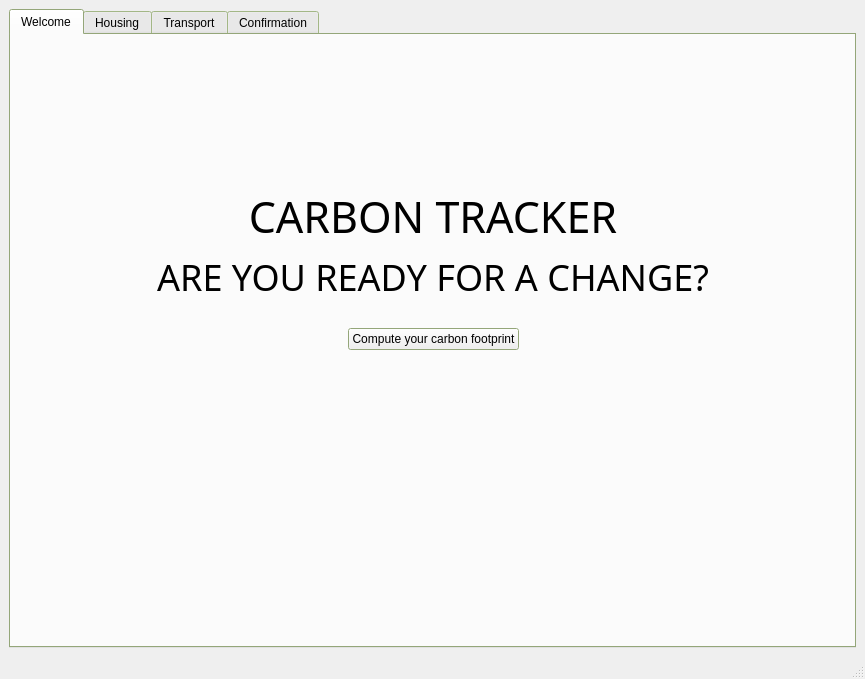
This is C201_NewBeginnings/newBeginnings/mainwindow.ui in cgneo/CarbonTracker as Qt 5 draws it before an edit. The edited form follows.
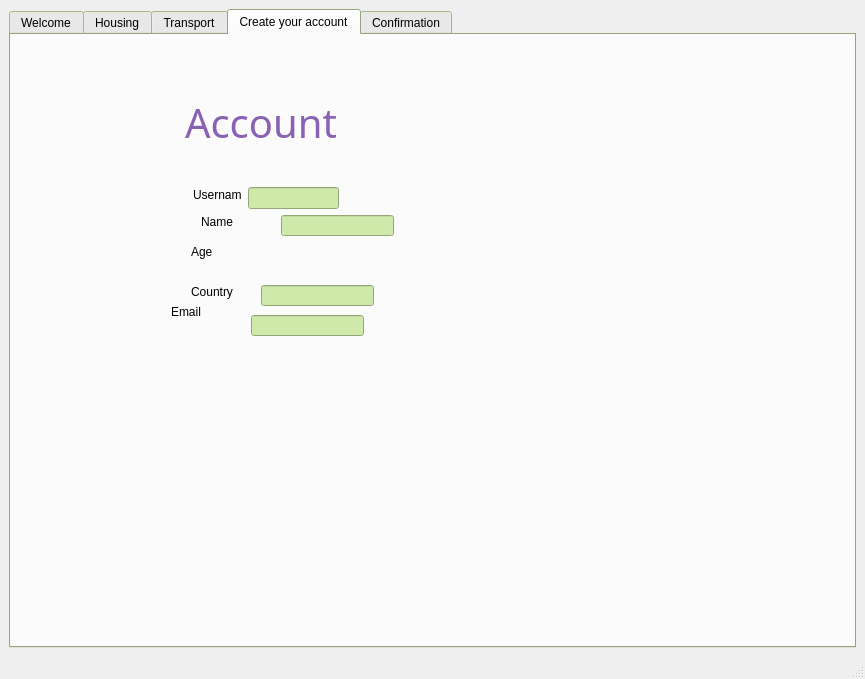
This is the edited form. The open tabs and pages were chosen to show the change.

Commit message: Warning message when no answer selected

Patch:
```diff
--- a/C201_NewBeginnings/newBeginnings/mainwindow.ui
+++ b/C201_NewBeginnings/newBeginnings/mainwindow.ui
@@ -14,8 +14,8 @@
    <string>MainWindow</string>
   </property>
   <widget class="QWidget" name="centralwidget">
-   <layout class="QGridLayout" name="gridLayout">
-    <item row="0" column="1">
+   <layout class="QGridLayout" name="gridLayout_10">
+    <item row="0" column="0">
      <widget class="QTabWidget" name="tabMain">
       <property name="palette">
        <palette>
@@ -88,7 +88,7 @@
        <attribute name="title">
         <string>Welcome</string>
        </attribute>
-       <layout class="QGridLayout" name="gridLayout_10">
+       <layout class="QGridLayout" name="gridLayout">
         <item row="0" column="0">
          <layout class="QVBoxLayout" name="verticalLayout_10">
           <item>
@@ -931,6 +931,138 @@
         </item>
        </layout>
       </widget>
+      <widget class="QWidget" name="tab_5">
+       <attribute name="title">
+        <string>Create your account</string>
+       </attribute>
+       <widget class="QLabel" name="label_27">
+        <property name="geometry">
+         <rect>
+          <x>150</x>
+          <y>60</y>
+          <width>200</width>
+          <height>49</height>
+         </rect>
+        </property>
+        <property name="font">
+         <font>
+          <family>Gill Sans</family>
+          <pointsize>30</pointsize>
+         </font>
+        </property>
+        <property name="text">
+         <string>&lt;html&gt;&lt;head/&gt;&lt;body&gt;&lt;p align=&quot;center&quot;&gt;&lt;span style=&quot; color:#8962b4;&quot;&gt;Account&lt;/span&gt;&lt;/p&gt;&lt;/body&gt;&lt;/html&gt;</string>
+        </property>
+        <property name="textFormat">
+         <enum>Qt::AutoText</enum>
+        </property>
+       </widget>
+       <widget class="QLabel" name="label_2">
+        <property name="geometry">
+         <rect>
+          <x>182</x>
+          <y>152</y>
+          <width>49</width>
+          <height>16</height>
+         </rect>
+        </property>
+        <property name="text">
+         <string>Username</string>
+        </property>
+       </widget>
+       <widget class="QLineEdit" name="lineEdit_2">
+        <property name="geometry">
+         <rect>
+          <x>270</x>
+          <y>180</y>
+          <width>113</width>
+          <height>21</height>
+         </rect>
+        </property>
+       </widget>
+       <widget class="QLineEdit" name="lineEdit_4">
+        <property name="geometry">
+         <rect>
+          <x>250</x>
+          <y>250</y>
+          <width>113</width>
+          <height>21</height>
+         </rect>
+        </property>
+       </widget>
+       <widget class="QLineEdit" name="lineEdit_5">
+        <property name="geometry">
+         <rect>
+          <x>240</x>
+          <y>280</y>
+          <width>113</width>
+          <height>21</height>
+         </rect>
+        </property>
+       </widget>
+       <widget class="QLabel" name="label_3">
+        <property name="geometry">
+         <rect>
+          <x>190</x>
+          <y>180</y>
+          <width>47</width>
+          <height>14</height>
+         </rect>
+        </property>
+        <property name="text">
+         <string>Name</string>
+        </property>
+       </widget>
+       <widget class="QLabel" name="label_4">
+        <property name="geometry">
+         <rect>
+          <x>180</x>
+          <y>210</y>
+          <width>47</width>
+          <height>14</height>
+         </rect>
+        </property>
+        <property name="text">
+         <string>Age</string>
+        </property>
+       </widget>
+       <widget class="QLabel" name="label_7">
+        <property name="geometry">
+         <rect>
+          <x>180</x>
+          <y>250</y>
+          <width>47</width>
+          <height>14</height>
+         </rect>
+        </property>
+        <property name="text">
+         <string>Country</string>
+        </property>
+       </widget>
+       <widget class="QLabel" name="label_8">
+        <property name="geometry">
+         <rect>
+          <x>160</x>
+          <y>270</y>
+          <width>47</width>
+          <height>14</height>
+         </rect>
+        </property>
+        <property name="text">
+         <string>Email</string>
+        </property>
+       </widget>
+       <widget class="QLineEdit" name="lineEdit">
+        <property name="geometry">
+         <rect>
+          <x>237</x>
+          <y>152</y>
+          <width>91</width>
+          <height>22</height>
+         </rect>
+        </property>
+       </widget>
+      </widget>
       <widget class="QWidget" name="tab_4">
        <attribute name="title">
         <string>Confirmation</string>
```
Left out of the diff: 39 changed lines with no effect on the pictures. The commit also changes 1 other file.
